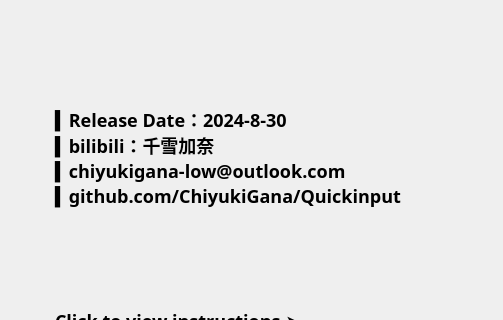
First picture: the form in .ui/AboutUi.ui, repository ChiyukiGana/Quickinput, before the edit; both pictures show x 0 to 503 and y 0 to 320 of the 640 by 440 pixel window.
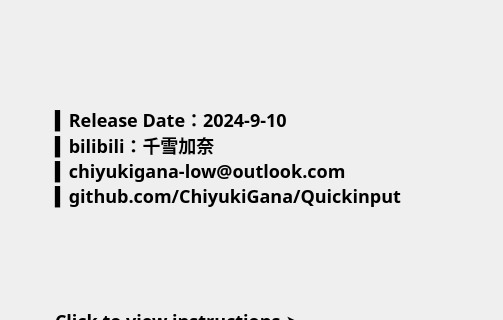
Second picture: the form after the edit. Icons and pictures are not drawn.

Patch:
```diff
--- a/.ui/AboutUi.ui
+++ b/.ui/AboutUi.ui
@@ -70,7 +70,7 @@
       <string notr="true">QLabel{color:black;border-image:url(:/about.png);padding-left:50px;font-size:18px}QLabel:hover{color:#00F;}</string>
      </property>
      <property name="text">
-      <string>▍Release Date：2024-8-30
+      <string>▍Release Date：2024-9-10
 ▍bilibili：千雪加奈
 ▍chiyukigana-low@outlook.com
 ▍github.com/ChiyukiGana/Quickinput
```
